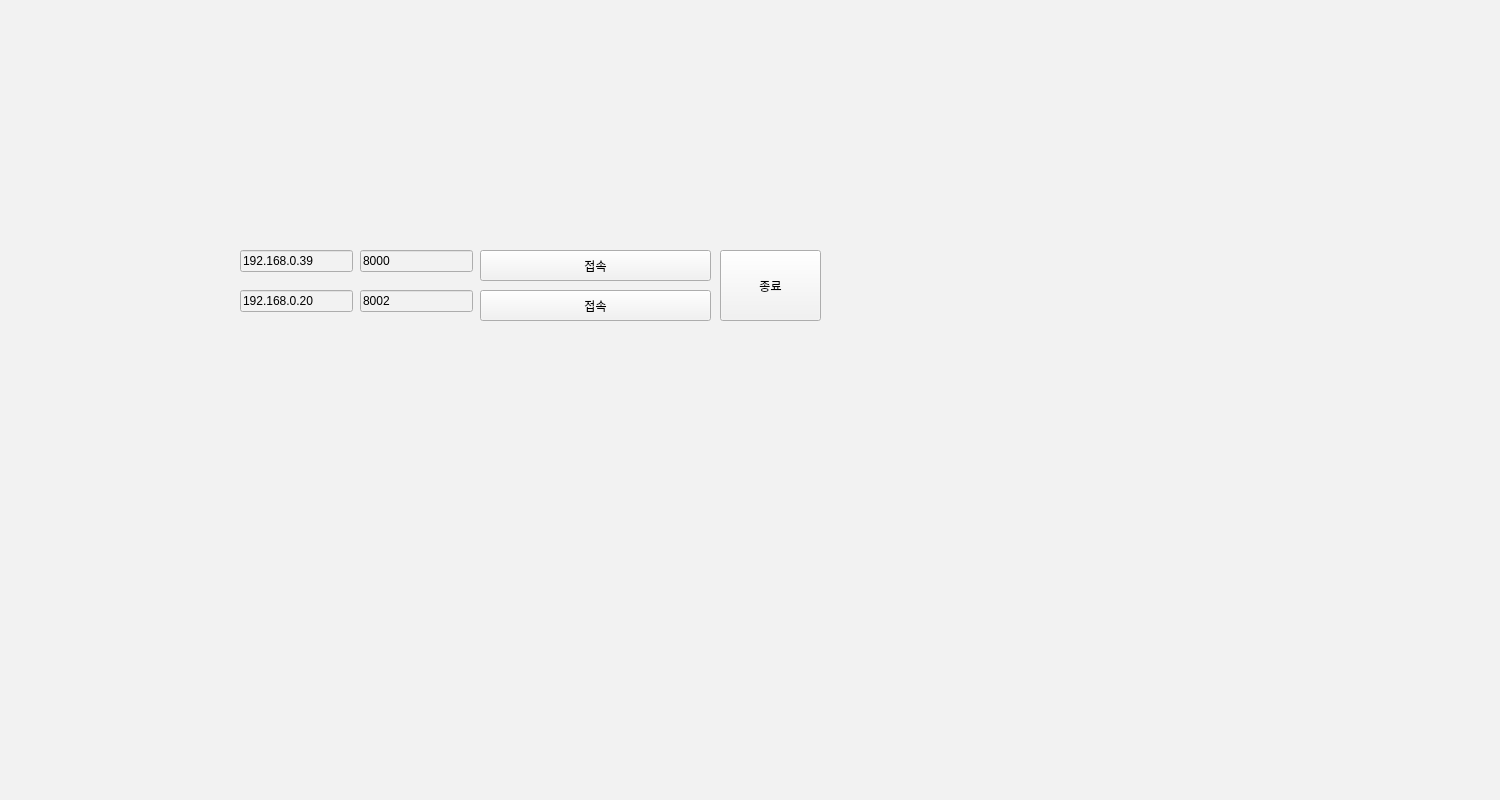
AndaCondaa/Dental_Imaging_SW_System, file Project/src/imaging/ImagingSW/mainwindow.ui: the form before one commit.
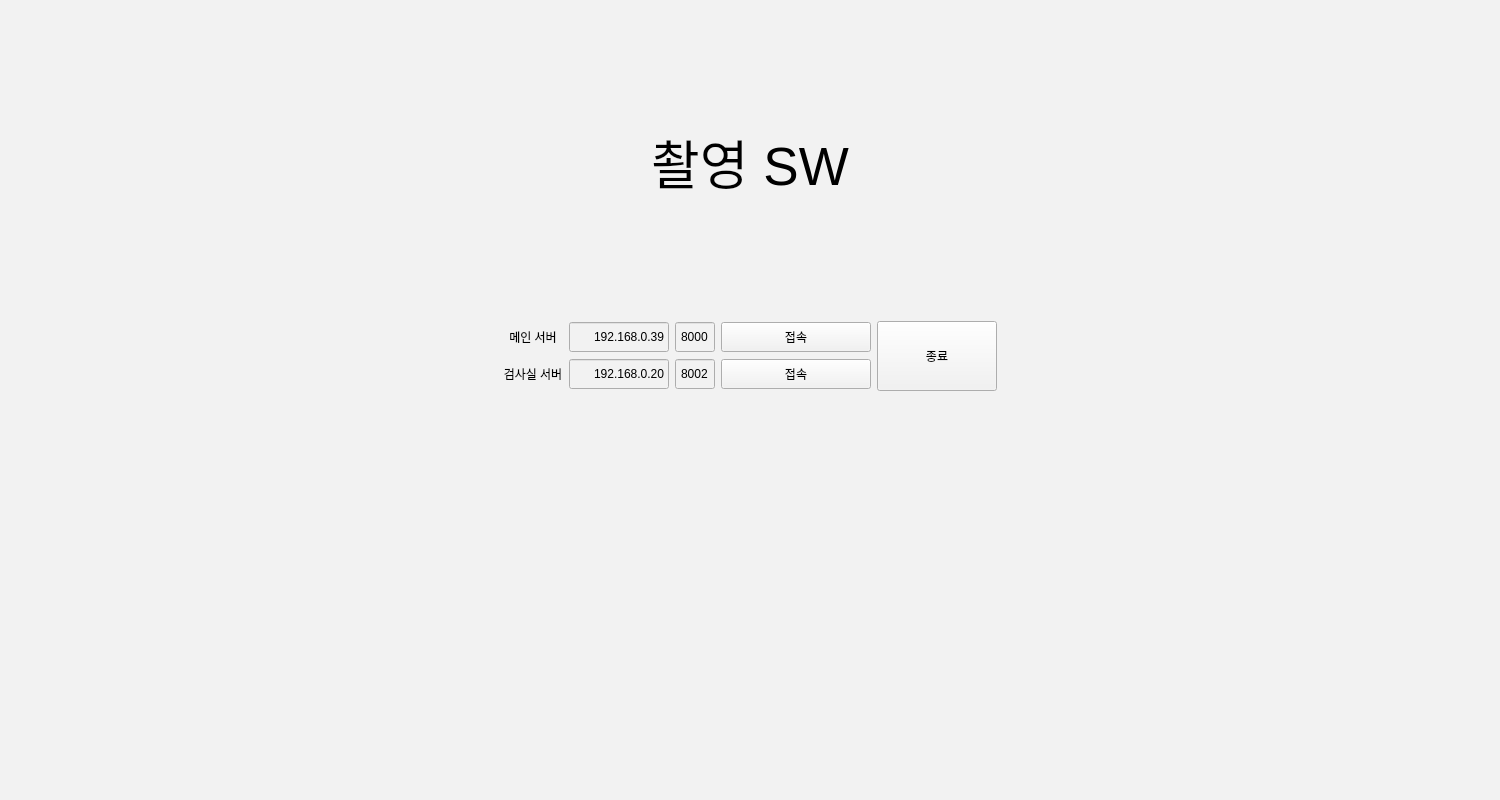
The form after the commit.

Diff of the .ui file:
```diff
--- a/Project/src/imaging/ImagingSW/mainwindow.ui
+++ b/Project/src/imaging/ImagingSW/mainwindow.ui
@@ -54,97 +54,314 @@
     <item row="0" column="0">
      <widget class="QStackedWidget" name="pageStackedWidget">
       <widget class="QWidget" name="logInPage">
+       <layout class="QGridLayout" name="gridLayout">
+        <item row="0" column="0">
+         <layout class="QVBoxLayout" name="verticalLayout_4">
+          <item>
+           <spacer name="verticalSpacer_2">
+            <property name="orientation">
+             <enum>Qt::Vertical</enum>
+            </property>
+            <property name="sizeType">
+             <enum>QSizePolicy::Minimum</enum>
+            </property>
+            <property name="sizeHint" stdset="0">
+             <size>
+              <width>20</width>
+              <height>100</height>
+             </size>
+            </property>
+           </spacer>
+          </item>
+          <item>
+           <layout class="QHBoxLayout" name="horizontalLayout_5">
+            <item>
+             <spacer name="horizontalSpacer">
+              <property name="orientation">
+               <enum>Qt::Horizontal</enum>
+              </property>
+              <property name="sizeHint" stdset="0">
+               <size>
+                <width>40</width>
+                <height>20</height>
+               </size>
+              </property>
+             </spacer>
+            </item>
+            <item>
+             <layout class="QVBoxLayout" name="verticalLayout_3">
+              <item>
+               <widget class="QLabel" name="titleLabel">
+                <property name="font">
+                 <font>
+                  <pointsize>40</pointsize>
+                 </font>
+                </property>
+                <property name="text">
+                 <string>촬영 SW</string>
+                </property>
+                <property name="alignment">
+                 <set>Qt::AlignCenter</set>
+                </property>
+               </widget>
+              </item>
+              <item>
+               <spacer name="verticalSpacer">
+                <property name="orientation">
+                 <enum>Qt::Vertical</enum>
+                </property>
+                <property name="sizeType">
+                 <enum>QSizePolicy::Fixed</enum>
+                </property>
+                <property name="sizeHint" stdset="0">
+                 <size>
+                  <width>20</width>
+                  <height>100</height>
+                 </size>
+                </property>
+               </spacer>
+              </item>
+              <item>
+               <layout class="QHBoxLayout" name="horizontalLayout_4">
+                <item>
+                 <layout class="QVBoxLayout" name="verticalLayout_2">
+                  <item>
+                   <layout class="QHBoxLayout" name="horizontalLayout">
+                    <item>
+                     <widget class="QLabel" name="label">
+                      <property name="minimumSize">
+                       <size>
+                        <width>60</width>
+                        <height>30</height>
+                       </size>
+                      </property>
+                      <property name="maximumSize">
+                       <size>
+                        <width>60</width>
+                        <height>30</height>
+                       </size>
+                      </property>
+                      <property name="text">
+                       <string>메인 서버</string>
+                      </property>
+                      <property name="alignment">
+                       <set>Qt::AlignCenter</set>
+                      </property>
+                     </widget>
+                    </item>
+                    <item>
        <widget class="QLineEdit" name="mainIpEdit">
-        <property name="geometry">
-         <rect>
-          <x>240</x>
-          <y>250</y>
-          <width>113</width>
-          <height>22</height>
-         </rect>
+                      <property name="minimumSize">
+                       <size>
+                        <width>100</width>
+                        <height>30</height>
+                       </size>
+                      </property>
+                      <property name="maximumSize">
+                       <size>
+                        <width>100</width>
+                        <height>30</height>
+                       </size>
         </property>
         <property name="text">
          <string>192.168.0.39</string>
         </property>
-       </widget>
+                      <property name="alignment">
+                       <set>Qt::AlignRight|Qt::AlignTrailing|Qt::AlignVCenter</set>
+                      </property>
+                     </widget>
+                    </item>
+                    <item>
        <widget class="QLineEdit" name="mainPortEdit">
-        <property name="geometry">
-         <rect>
-          <x>360</x>
-          <y>250</y>
-          <width>113</width>
-          <height>22</height>
-         </rect>
+                      <property name="minimumSize">
+                       <size>
+                        <width>40</width>
+                        <height>30</height>
+                       </size>
+                      </property>
+                      <property name="maximumSize">
+                       <size>
+                        <width>40</width>
+                        <height>30</height>
+                       </size>
         </property>
         <property name="text">
          <string>8000</string>
         </property>
-       </widget>
+                      <property name="alignment">
+                       <set>Qt::AlignCenter</set>
+                      </property>
+                     </widget>
+                    </item>
+                    <item>
        <widget class="QPushButton" name="mainConnectButton">
-        <property name="geometry">
-         <rect>
-          <x>480</x>
-          <y>250</y>
-          <width>231</width>
-          <height>31</height>
-         </rect>
+                      <property name="minimumSize">
+                       <size>
+                        <width>0</width>
+                        <height>30</height>
+                       </size>
+                      </property>
+                      <property name="maximumSize">
+                       <size>
+                        <width>16777215</width>
+                        <height>30</height>
+                       </size>
         </property>
         <property name="text">
          <string>접속</string>
         </property>
        </widget>
-       <widget class="QPushButton" name="quitButton">
-        <property name="geometry">
-         <rect>
-          <x>720</x>
-          <y>250</y>
-          <width>101</width>
-          <height>71</height>
-         </rect>
+                    </item>
+                   </layout>
+                  </item>
+                  <item>
+                   <layout class="QHBoxLayout" name="horizontalLayout_3">
+                    <item>
+                     <widget class="QLabel" name="label_2">
+                      <property name="minimumSize">
+                       <size>
+                        <width>60</width>
+                        <height>30</height>
+                       </size>
+                      </property>
+                      <property name="maximumSize">
+                       <size>
+                        <width>60</width>
+                        <height>30</height>
+                       </size>
         </property>
         <property name="text">
-         <string>종료</string>
-        </property>
-       </widget>
+                       <string>검사실 서버</string>
+                      </property>
+                      <property name="alignment">
+                       <set>Qt::AlignCenter</set>
+                      </property>
+                     </widget>
+                    </item>
+                    <item>
        <widget class="QLineEdit" name="subIpEdit">
-        <property name="geometry">
-         <rect>
-          <x>240</x>
-          <y>290</y>
-          <width>113</width>
-          <height>22</height>
-         </rect>
+                      <property name="minimumSize">
+                       <size>
+                        <width>100</width>
+                        <height>30</height>
+                       </size>
+                      </property>
+                      <property name="maximumSize">
+                       <size>
+                        <width>100</width>
+                        <height>30</height>
+                       </size>
         </property>
         <property name="text">
          <string>192.168.0.20</string>
         </property>
-       </widget>
+                      <property name="alignment">
+                       <set>Qt::AlignRight|Qt::AlignTrailing|Qt::AlignVCenter</set>
+                      </property>
+                     </widget>
+                    </item>
+                    <item>
        <widget class="QLineEdit" name="subPortEdit">
-        <property name="geometry">
-         <rect>
-          <x>360</x>
-          <y>290</y>
-          <width>113</width>
-          <height>22</height>
-         </rect>
+                      <property name="minimumSize">
+                       <size>
+                        <width>40</width>
+                        <height>30</height>
+                       </size>
+                      </property>
+                      <property name="maximumSize">
+                       <size>
+                        <width>40</width>
+                        <height>30</height>
+                       </size>
         </property>
         <property name="text">
          <string>8002</string>
         </property>
-       </widget>
+                      <property name="alignment">
+                       <set>Qt::AlignCenter</set>
+                      </property>
+                     </widget>
+                    </item>
+                    <item>
        <widget class="QPushButton" name="subConnectButton">
-        <property name="geometry">
-         <rect>
-          <x>480</x>
-          <y>290</y>
-          <width>231</width>
-          <height>31</height>
-         </rect>
+                      <property name="minimumSize">
+                       <size>
+                        <width>0</width>
+                        <height>30</height>
+                       </size>
+                      </property>
+                      <property name="maximumSize">
+                       <size>
+                        <width>16777215</width>
+                        <height>30</height>
+                       </size>
         </property>
         <property name="text">
          <string>접속</string>
         </property>
        </widget>
+                    </item>
+                   </layout>
+                  </item>
+                 </layout>
+                </item>
+                <item>
+                 <widget class="QPushButton" name="quitButton">
+                  <property name="minimumSize">
+                   <size>
+                    <width>120</width>
+                    <height>70</height>
+                   </size>
+                  </property>
+                  <property name="maximumSize">
+                   <size>
+                    <width>120</width>
+                    <height>70</height>
+                   </size>
+                  </property>
+                  <property name="text">
+                   <string>종료</string>
+                  </property>
+                 </widget>
+                </item>
+               </layout>
+              </item>
+             </layout>
+            </item>
+            <item>
+             <spacer name="horizontalSpacer_2">
+              <property name="orientation">
+               <enum>Qt::Horizontal</enum>
+              </property>
+              <property name="sizeHint" stdset="0">
+               <size>
+                <width>40</width>
+                <height>20</height>
+               </size>
+              </property>
+             </spacer>
+            </item>
+           </layout>
+          </item>
+          <item>
+           <spacer name="verticalSpacer_3">
+            <property name="orientation">
+             <enum>Qt::Vertical</enum>
+            </property>
+            <property name="sizeType">
+             <enum>QSizePolicy::Preferred</enum>
+            </property>
+            <property name="sizeHint" stdset="0">
+             <size>
+              <width>20</width>
+              <height>400</height>
+             </size>
+            </property>
+           </spacer>
+          </item>
+         </layout>
+        </item>
+       </layout>
       </widget>
       <widget class="QWidget" name="ProcessPage">
        <layout class="QGridLayout" name="gridLayout_3">
```
Lines whose indentation alone changed are shown as unchanged.
